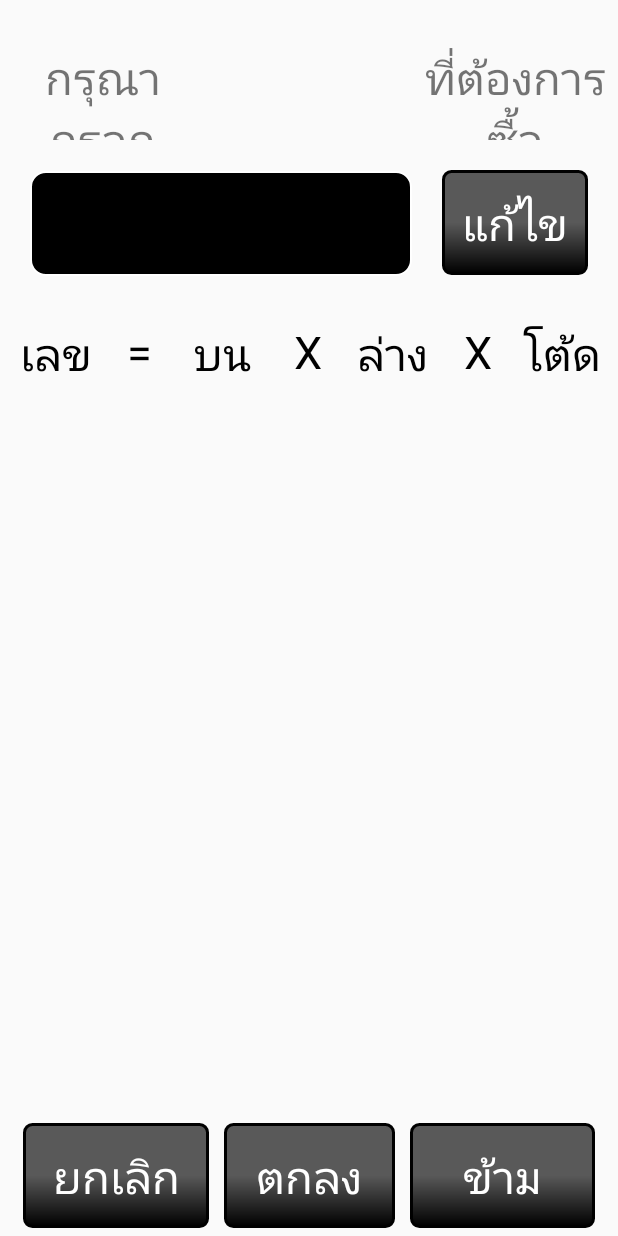
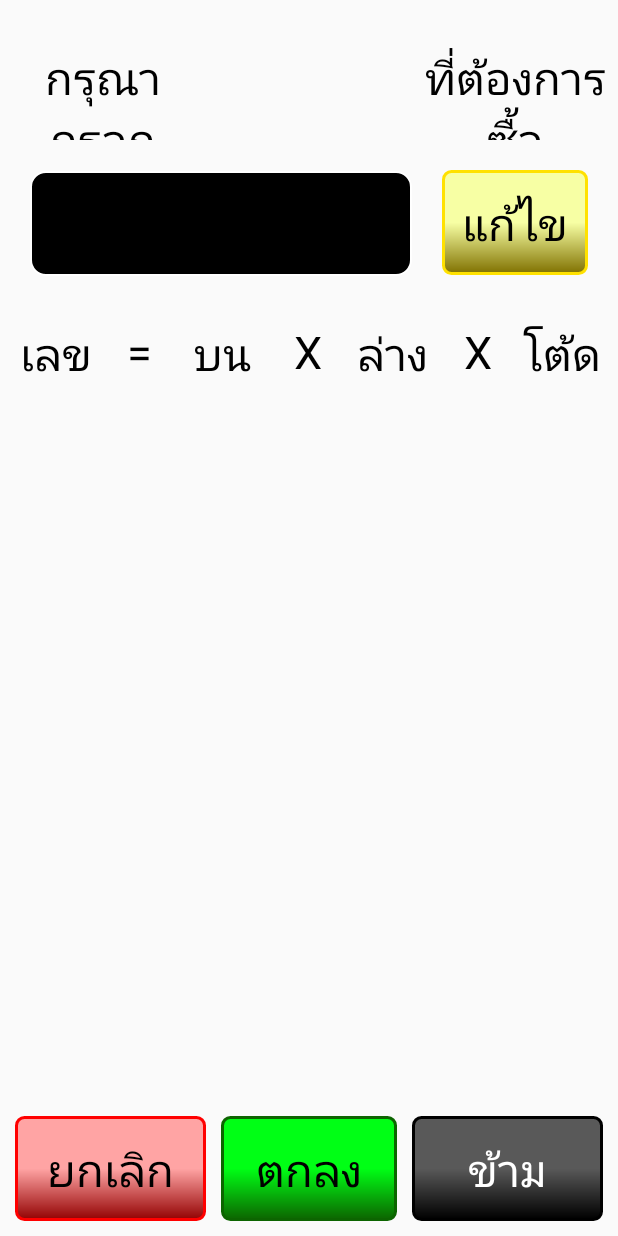
Before and after one commit to Poomsak/momotest2edit, an Android app: the layout item_number.xml on its own in the app's theme, with its tools: preview values and no code run, on a phone screen of 412 x 824 dp. Run offline under Robolectric (Android 15) with nearby library versions, the phone set to English and light mode, and no system bars.

Commit message:
p : comment

```diff
--- /dev/null
+++ b/app/src/main/res/drawable/bg_number_cancel.xml
@@ -0,0 +1,12 @@
+<?xml version="1.0" encoding="utf-8"?>
+<shape xmlns:android="http://schemas.android.com/apk/res/android">
+
+    <gradient android:angle="90"
+        android:startColor="#930202"
+        android:centerColor="#ffa4a4"
+        android:endColor="#ffa4a4"></gradient>
+    <stroke android:width="2dp"
+        android:color="#ff0000"></stroke>
+    <corners android:radius="5dp"/>
+
+</shape>
--- /dev/null
+++ b/app/src/main/res/drawable/bg_number_edit.xml
@@ -0,0 +1,12 @@
+<?xml version="1.0" encoding="utf-8"?>
+<shape xmlns:android="http://schemas.android.com/apk/res/android">
+
+    <gradient android:angle="90"
+        android:startColor="#807100"
+        android:centerColor="#f7ffa4"
+        android:endColor="#f7ffa4"></gradient>
+    <stroke android:width="2dp"
+        android:color="#ffe100"></stroke>
+    <corners android:radius="5dp"/>
+
+</shape>
--- /dev/null
+++ b/app/src/main/res/drawable/bg_number_enter.xml
@@ -0,0 +1,12 @@
+<?xml version="1.0" encoding="utf-8"?>
+<shape xmlns:android="http://schemas.android.com/apk/res/android">
+
+    <gradient android:angle="90"
+        android:startColor="#0c6500"
+        android:centerColor="#00ff15"
+        android:endColor="#00ff15"></gradient>
+    <stroke android:width="2dp"
+        android:color="#0c6500"></stroke>
+    <corners android:radius="5dp"/>
+
+</shape>
--- a/app/src/main/res/layout-land/layout_number.xml
+++ b/app/src/main/res/layout-land/layout_number.xml
@@ -6,12 +6,14 @@
 
     <LinearLayout
         android:layout_width="match_parent"
-        android:layout_height="match_parent">
+        android:layout_height="match_parent"
+        android:background="@color/color_bluelight">
 
         <LinearLayout
             android:layout_width="match_parent"
             android:layout_height="match_parent"
-            android:layout_weight="1">
+            android:layout_weight="1"
+            android:layout_margin="@dimen/magin10">
             <include layout="@layout/item_number"></include>
         </LinearLayout>
         <LinearLayout
--- a/app/src/main/res/layout/item_number.xml
+++ b/app/src/main/res/layout/item_number.xml
@@ -20,7 +20,8 @@
                 android:textSize="@dimen/text_size30"
                 android:gravity="center"
                 android:layout_marginTop="@dimen/magin10"
-                android:layout_weight="1"/>
+                android:layout_weight="1"
+                android:textColor="@color/colorblack"/>
             <TextView
                 android:id="@+id/text_tital"
                 android:layout_width="match_parent"
@@ -29,7 +30,8 @@
                 android:text=""
                 android:textSize="@dimen/magin_size50"
                 android:gravity="center"
-                android:layout_marginTop="@dimen/magin10"/>
+                android:layout_marginTop="@dimen/magin10"
+                android:textColor="@color/colorblack"/>
             <TextView
                 android:layout_width="match_parent"
                 android:layout_height="wrap_content"
@@ -37,7 +39,8 @@
                 android:textSize="@dimen/text_size30"
                 android:gravity="center"
                 android:layout_marginTop="@dimen/magin10"
-                android:layout_weight="1"/>
+                android:layout_weight="1"
+                android:textColor="@color/colorblack"/>
         </LinearLayout>
 
         <LinearLayout
@@ -60,10 +63,10 @@
                 android:layout_height="@dimen/magin70"
                 android:id="@+id/btn_edit"
                 android:text="@string/text_edit"
-                android:background="@drawable/bg_number_menu"
+                android:background="@drawable/bg_number_edit"
                 android:gravity="center"
                 android:textSize="@dimen/text_size30"
-                android:textColor="@color/colorWith"
+                android:textColor="@color/colorblack"
                 android:layout_weight="2.5"
                 android:layout_marginTop="@dimen/magin20"
                 android:layout_marginRight="@dimen/magin20"
@@ -187,17 +190,17 @@
         android:layout_height="wrap_content"
         android:layout_alignParentBottom="true"
         android:gravity="center"
-        android:layout_margin="@dimen/margin5"
-        android:id="@+id/linearLayout2">
+        android:id="@+id/linearLayout2"
+        android:layout_marginBottom="@dimen/magin10">
         <TextView
             android:layout_width="match_parent"
             android:layout_height="@dimen/magin70"
             android:id="@+id/btn_cancel"
             android:text="@string/cancel"
-            android:background="@drawable/bg_number_menu"
+            android:background="@drawable/bg_number_cancel"
             android:gravity="center"
             android:textSize="@dimen/text_size30"
-            android:textColor="@color/colorWith"
+            android:textColor="@color/colorblack"
             android:layout_weight="1"
             android:layout_marginLeft="@dimen/magin10"/>
 
@@ -206,10 +209,10 @@
             android:layout_height="@dimen/magin70"
             android:id="@+id/btn_enter"
             android:text="@string/text_enter"
-            android:background="@drawable/bg_number_menu"
+            android:background="@drawable/bg_number_enter"
             android:gravity="center"
             android:textSize="@dimen/text_size30"
-            android:textColor="@color/colorWith"
+            android:textColor="@color/colorblack"
             android:layout_weight="1"
             android:layout_marginRight="@dimen/magin10"
             android:layout_marginLeft="@dimen/magin10"/>
--- a/app/src/main/res/values/colors.xml
+++ b/app/src/main/res/values/colors.xml
@@ -5,4 +5,5 @@
     <color name="colorAccent">#FF4081</color>
     <color name="colorblack">#000000</color>
     <color name="colorWith">#ffffff</color>
+    <color name="color_bluelight">#B3E5FC</color>
 </resources>
--- a/app/src/main/res/values/styles.xml
+++ b/app/src/main/res/values/styles.xml
@@ -14,4 +14,11 @@
         <item name="android:layout_margin">@dimen/magin10</item>
     </style>
 
+    <!-- Application theme. -->
+    <style name="AppThemeNo" parent="Theme.AppCompat.Light">
+        <!-- All customizations that are NOT specific to a particular API-level can go here. -->
+        <item name="android:windowNoTitle">true</item> <!-- Hides the Action Bar -->
+        <item name="android:windowFullscreen">true</item> <!-- Hides the status bar -->
+    </style>
+
 </resources>
```
Also changed, not shown: app/src/main/AndroidManifest.xml (+9 -3 lines), app/src/main/java/com/example/lenovo/momotest2/Adapter/CustomAdapter.java (+10 -10 lines), app/src/main/java/com/example/lenovo/momotest2/MainActivity.java (+32 -1 lines), app/src/main/java/com/example/lenovo/momotest2/login.java (+10 -4 lines), app/src/main/res/drawable/bg_blackgrund_menu.xml (added, +13 -0 lines), app/src/main/res/drawable/bg_item_select.xml (added, +13 -0 lines), app/src/main/res/drawable/bg_number_save.xml (added, +13 -0 lines), app/src/main/res/layout-land/item_detail_lot.xml (+16 -6 lines).
